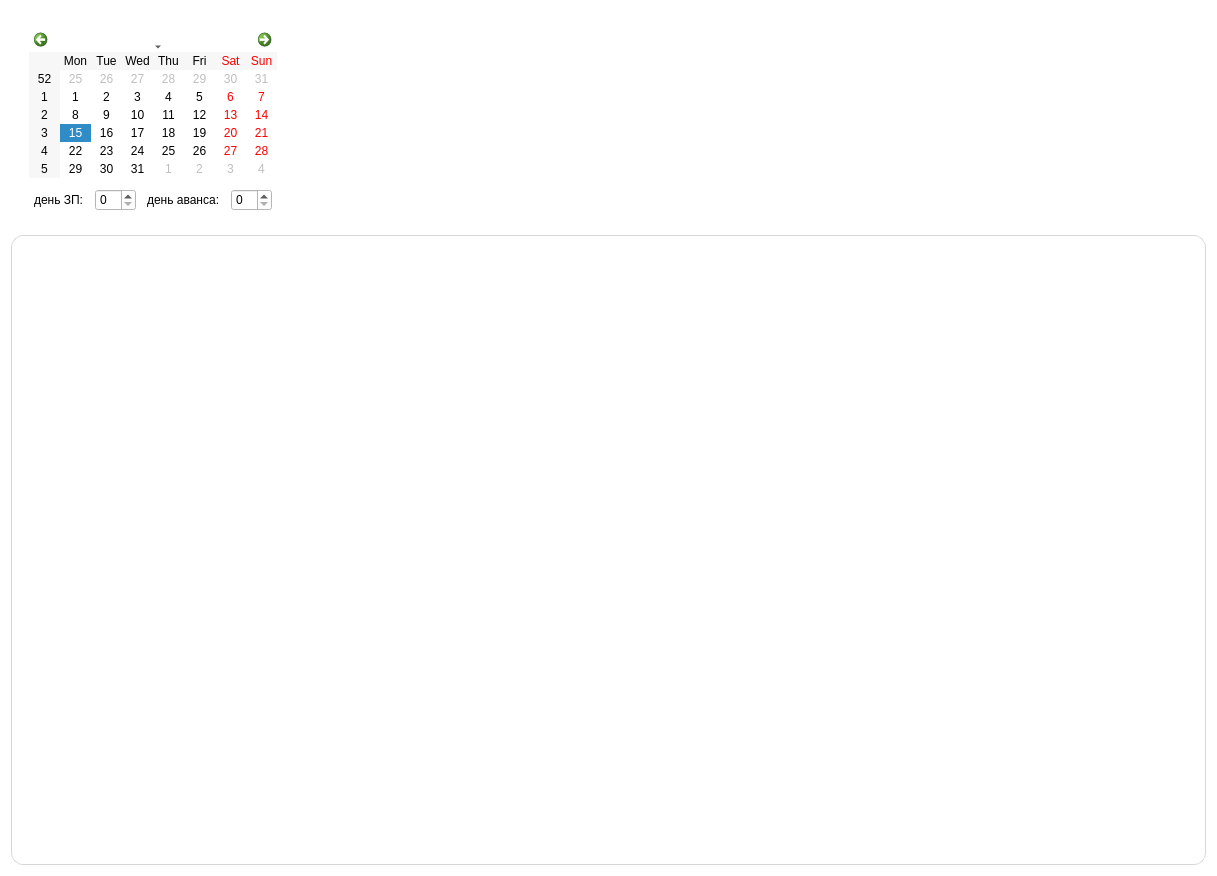
Old version of the form ui/cash.ui in the repository CatMolnia/CASH.
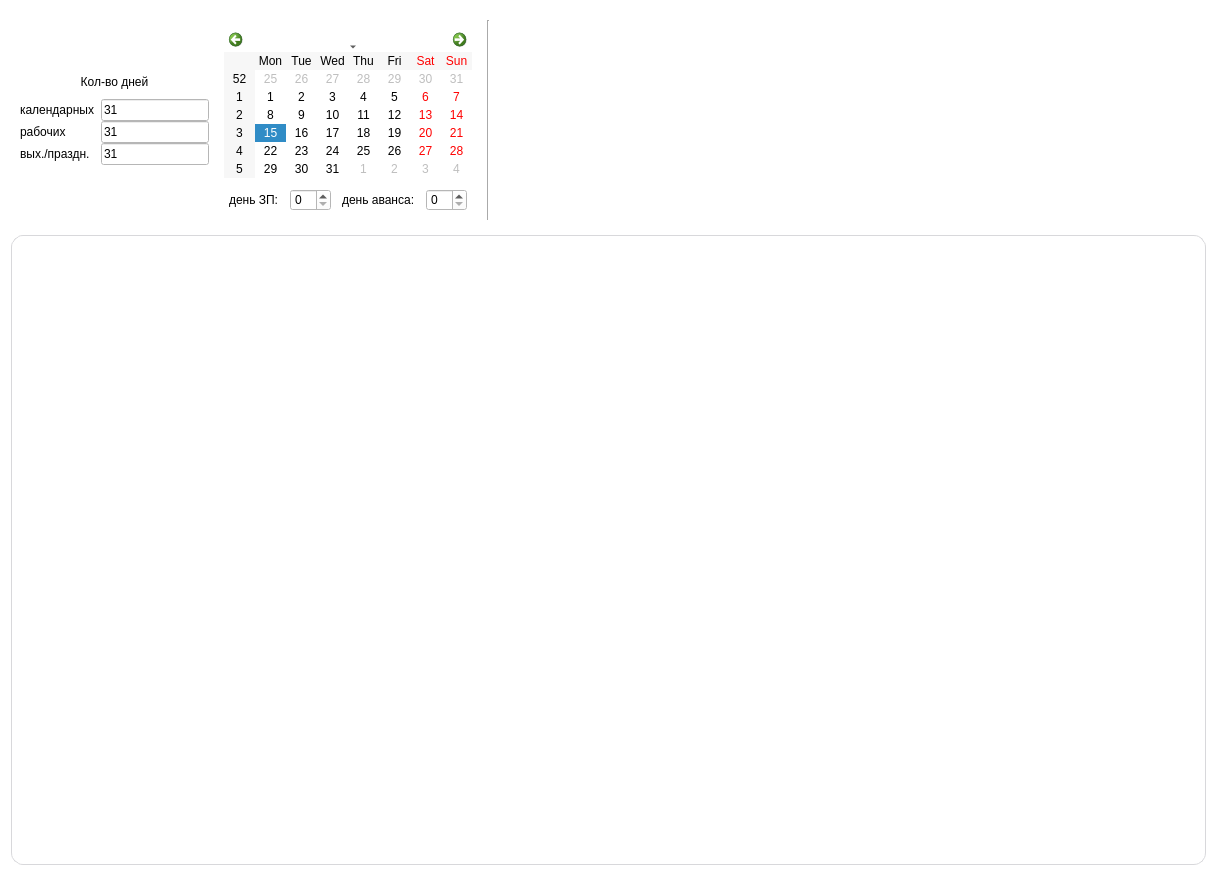
New version of the form.

Commit message: добавил визуал информации дней

Patch:
```diff
--- a/ui/cash.ui
+++ b/ui/cash.ui
@@ -62,6 +62,155 @@
      <layout class="QGridLayout" name="gridLayout">
       <item row="0" column="0">
        <layout class="QHBoxLayout" name="horizontalLayout_2">
+        <item>
+         <layout class="QGridLayout" name="gridLayout_2">
+          <property name="verticalSpacing">
+           <number>0</number>
+          </property>
+          <item row="0" column="0">
+           <spacer name="verticalSpacer">
+            <property name="orientation">
+             <enum>Qt::Vertical</enum>
+            </property>
+            <property name="sizeHint" stdset="0">
+             <size>
+              <width>20</width>
+              <height>40</height>
+             </size>
+            </property>
+           </spacer>
+          </item>
+          <item row="1" column="0" colspan="2">
+           <widget class="QLabel" name="label">
+            <property name="sizePolicy">
+             <sizepolicy hsizetype="Preferred" vsizetype="Preferred">
+              <horstretch>0</horstretch>
+              <verstretch>0</verstretch>
+             </sizepolicy>
+            </property>
+            <property name="text">
+             <string>Кол-во дней</string>
+            </property>
+            <property name="alignment">
+             <set>Qt::AlignCenter</set>
+            </property>
+           </widget>
+          </item>
+          <item row="4" column="1">
+           <widget class="QLineEdit" name="lineEdit_2">
+            <property name="sizePolicy">
+             <sizepolicy hsizetype="Maximum" vsizetype="Preferred">
+              <horstretch>0</horstretch>
+              <verstretch>0</verstretch>
+             </sizepolicy>
+            </property>
+            <property name="text">
+             <string>31</string>
+            </property>
+           </widget>
+          </item>
+          <item row="5" column="1">
+           <widget class="QLineEdit" name="lineEdit_3">
+            <property name="sizePolicy">
+             <sizepolicy hsizetype="Maximum" vsizetype="Preferred">
+              <horstretch>0</horstretch>
+              <verstretch>0</verstretch>
+             </sizepolicy>
+            </property>
+            <property name="text">
+             <string>31</string>
+            </property>
+           </widget>
+          </item>
+          <item row="6" column="1">
+           <spacer name="verticalSpacer_2">
+            <property name="orientation">
+             <enum>Qt::Vertical</enum>
+            </property>
+            <property name="sizeHint" stdset="0">
+             <size>
+              <width>20</width>
+              <height>40</height>
+             </size>
+            </property>
+           </spacer>
+          </item>
+          <item row="5" column="0">
+           <widget class="QLabel" name="label_4">
+            <property name="sizePolicy">
+             <sizepolicy hsizetype="Preferred" vsizetype="Preferred">
+              <horstretch>0</horstretch>
+              <verstretch>0</verstretch>
+             </sizepolicy>
+            </property>
+            <property name="text">
+             <string>вых./праздн.</string>
+            </property>
+            <property name="alignment">
+             <set>Qt::AlignLeading|Qt::AlignLeft|Qt::AlignVCenter</set>
+            </property>
+           </widget>
+          </item>
+          <item row="3" column="1">
+           <widget class="QLineEdit" name="lineEdit">
+            <property name="sizePolicy">
+             <sizepolicy hsizetype="Maximum" vsizetype="Preferred">
+              <horstretch>0</horstretch>
+              <verstretch>0</verstretch>
+             </sizepolicy>
+            </property>
+            <property name="text">
+             <string>31</string>
+            </property>
+           </widget>
+          </item>
+          <item row="4" column="0">
+           <widget class="QLabel" name="label_3">
+            <property name="sizePolicy">
+             <sizepolicy hsizetype="Preferred" vsizetype="Preferred">
+              <horstretch>0</horstretch>
+              <verstretch>0</verstretch>
+             </sizepolicy>
+            </property>
+            <property name="text">
+             <string>рабочих</string>
+            </property>
+            <property name="alignment">
+             <set>Qt::AlignLeading|Qt::AlignLeft|Qt::AlignVCenter</set>
+            </property>
+           </widget>
+          </item>
+          <item row="3" column="0">
+           <widget class="QLabel" name="label_2">
+            <property name="sizePolicy">
+             <sizepolicy hsizetype="Preferred" vsizetype="Maximum">
+              <horstretch>0</horstretch>
+              <verstretch>0</verstretch>
+             </sizepolicy>
+            </property>
+            <property name="text">
+             <string>календарных</string>
+            </property>
+            <property name="alignment">
+             <set>Qt::AlignLeading|Qt::AlignLeft|Qt::AlignVCenter</set>
+            </property>
+           </widget>
+          </item>
+          <item row="2" column="0" colspan="2">
+           <spacer name="horizontalSpacer_3">
+            <property name="orientation">
+             <enum>Qt::Horizontal</enum>
+            </property>
+            <property name="sizeHint" stdset="0">
+             <size>
+              <width>40</width>
+              <height>10</height>
+             </size>
+            </property>
+           </spacer>
+          </item>
+         </layout>
+        </item>
         <item>
          <widget class="QWidget" name="widget_2" native="true">
           <property name="sizePolicy">
@@ -140,6 +289,13 @@
           </layout>
          </widget>
         </item>
+        <item>
+         <widget class="Line" name="line">
+          <property name="orientation">
+           <enum>Qt::Vertical</enum>
+          </property>
+         </widget>
+        </item>
         <item>
          <spacer name="horizontalSpacer_2">
           <property name="orientation">
```
Left out of the diff: 1 changed line with no effect on the pictures. The commit also changes 2 other files.
